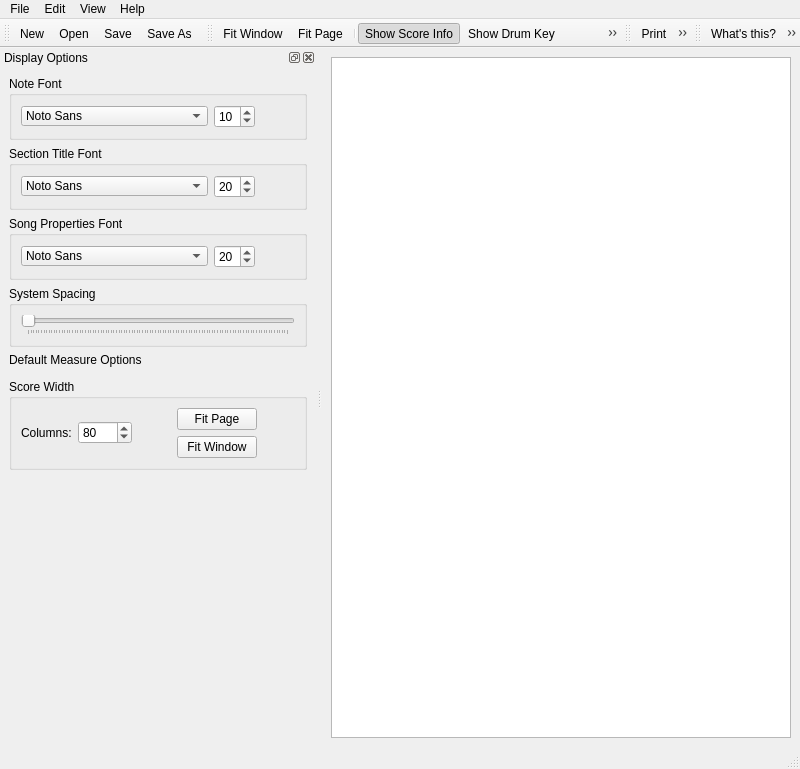
Before: the Qt Designer form src/GUI/drumburp.ui in Whatang/DrumBurp, drawn with Qt 5.
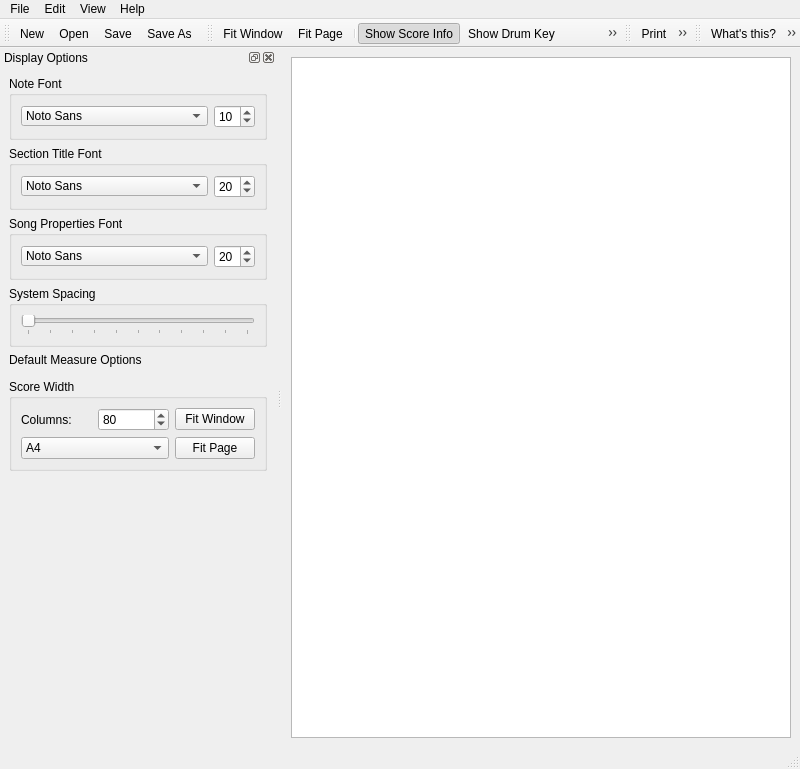
After: the same form once the commit is applied. Icons and pictures are not drawn. Custom widgets are drawn as their Qt base class.

Commit message:
Fit columns to page size. Also set page size for print & PDF export.
Fixes #77.
Fixes #74.

The edit to the form file:
```diff
--- a/src/GUI/drumburp.ui
+++ b/src/GUI/drumburp.ui
@@ -529,7 +529,7 @@
           </property>
           <property name="sizeHint" stdset="0">
            <size>
-            <width>40</width>
+            <width>0</width>
             <height>20</height>
            </size>
           </property>
@@ -621,6 +621,8 @@
        <property name="title">
         <string>Score Width</string>
        </property>
+       <layout class="QGridLayout" name="gridLayout">
+        <item row="0" column="0">
        <layout class="QHBoxLayout" name="horizontalLayout">
         <item>
          <widget class="QLabel" name="label_3">
@@ -657,45 +659,9 @@
           </property>
          </widget>
         </item>
-        <item>
-         <spacer name="horizontalSpacer_5">
-          <property name="orientation">
-           <enum>Qt::Horizontal</enum>
-          </property>
-          <property name="sizeHint" stdset="0">
-           <size>
-            <width>10</width>
-            <height>20</height>
-           </size>
-          </property>
-         </spacer>
+         </layout>
         </item>
-        <item>
-         <layout class="QVBoxLayout" name="verticalLayout_3">
-          <item>
-           <widget class="QPushButton" name="fitPageButton">
-            <property name="sizePolicy">
-             <sizepolicy hsizetype="Preferred" vsizetype="Fixed">
-              <horstretch>0</horstretch>
-              <verstretch>0</verstretch>
-             </sizepolicy>
-            </property>
-            <property name="toolTip">
-             <string>Fit Score to Page</string>
-            </property>
-            <property name="statusTip">
-             <string>Attempt to make the score as wide as possible within a standard page</string>
-            </property>
-            <property name="text">
-             <string>Fit Page</string>
-            </property>
-            <property name="icon">
-             <iconset resource="DrumBurp.qrc">
-              <normaloff>:/Icons/Icons/fit-page</normaloff>:/Icons/Icons/fit-page</iconset>
-            </property>
-           </widget>
-          </item>
-          <item>
+        <item row="0" column="1">
            <widget class="QPushButton" name="fitWindowButton">
             <property name="sizePolicy">
              <sizepolicy hsizetype="Fixed" vsizetype="Fixed">
@@ -718,20 +684,42 @@
             </property>
            </widget>
           </item>
-         </layout>
+        <item row="1" column="0">
+         <widget class="QComboBox" name="paperBox">
+          <item>
+           <property name="text">
+            <string>A4</string>
+           </property>
         </item>
         <item>
-         <spacer name="horizontalSpacer_2">
-          <property name="orientation">
-           <enum>Qt::Horizontal</enum>
-          </property>
-          <property name="sizeHint" stdset="0">
-           <size>
-            <width>10</width>
-            <height>20</height>
-           </size>
+           <property name="text">
+            <string>Letter</string>
+           </property>
+          </item>
+         </widget>
+        </item>
+        <item row="1" column="1">
+         <widget class="QPushButton" name="fitPageButton">
+          <property name="sizePolicy">
+           <sizepolicy hsizetype="Preferred" vsizetype="Fixed">
+            <horstretch>0</horstretch>
+            <verstretch>0</verstretch>
+           </sizepolicy>
           </property>
-         </spacer>
+          <property name="toolTip">
+           <string>Fit Score to Page</string>
+          </property>
+          <property name="statusTip">
+           <string>Attempt to make the score as wide as possible within a standard page</string>
+          </property>
+          <property name="text">
+           <string>Fit Page</string>
+          </property>
+          <property name="icon">
+           <iconset resource="DrumBurp.qrc">
+            <normaloff>:/Icons/Icons/fit-page</normaloff>:/Icons/Icons/fit-page</iconset>
+          </property>
+         </widget>
         </item>
        </layout>
       </widget>
```
Left out of the diff: 53 changed lines with no effect on the pictures. Lines whose indentation alone changed are shown as unchanged. The commit also changes 2 other files.
